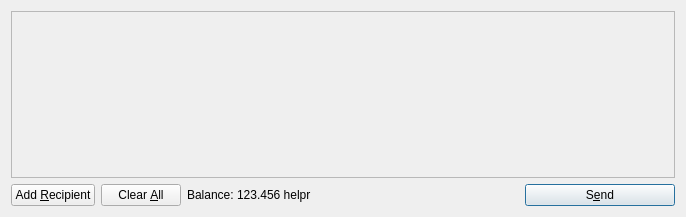
The window that src/qt/forms/sendcoinsdialog.ui (FlikkaFlak/HelperCoin) describes before a commit, drawn with Qt 5.
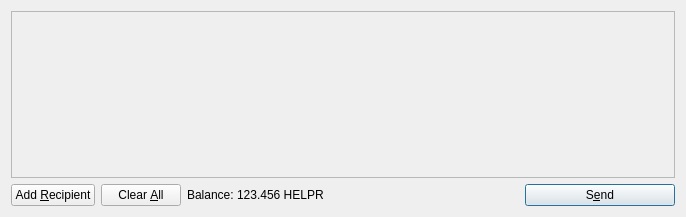
The same window after the commit. Icons and pictures are not drawn.

What changed in the file:
```diff
--- a/src/qt/forms/sendcoinsdialog.ui
+++ b/src/qt/forms/sendcoinsdialog.ui
@@ -119,7 +119,7 @@
           <cursorShape>IBeamCursor</cursorShape>
          </property>
          <property name="text">
-          <string>123.456 helpr</string>
+          <string>123.456 HELPR</string>
          </property>
          <property name="textInteractionFlags">
           <set>Qt::LinksAccessibleByMouse|Qt::TextSelectableByKeyboard|Qt::TextSelectableByMouse</set>
```
